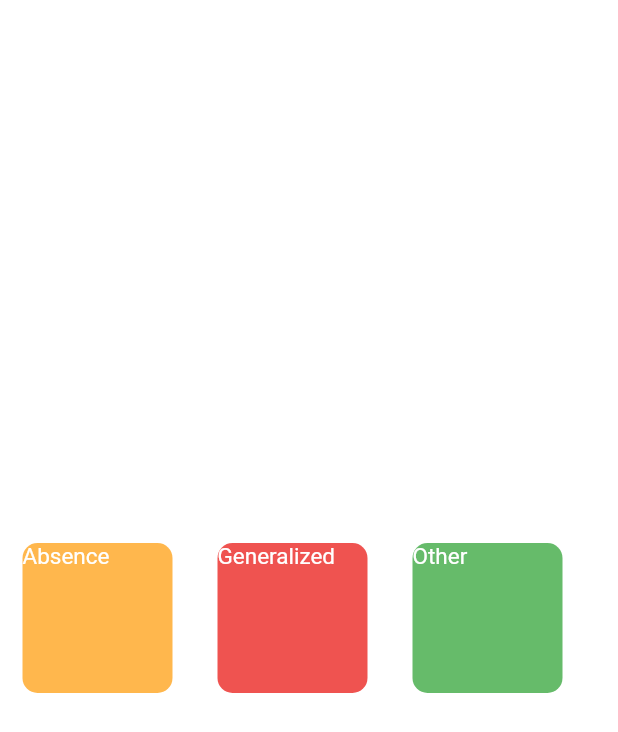
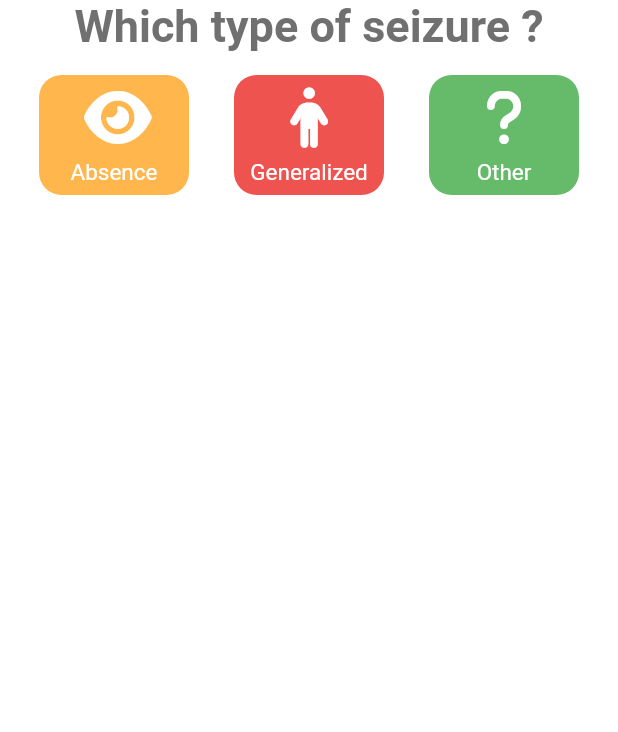
Before and after one commit to Miasaya/track_seizure, a Flutter app: the NewEntryPage screen opened directly, on a phone screen of 412 x 824 dp. Shown: the top 732 px of the screen. Run offline on Flutter 3.47's test engine with Material 2 defaults, Android fonts, the phone set to English and light mode, and no system bars; our stand-ins replace flutter_icons, flutter_svg; Roboto replaces fonts that are missing (April, Open).

Commit message:
Type selection added

```diff
--- a/lib/component/constants.dart
+++ b/lib/component/constants.dart
@@ -28,7 +28,7 @@ const TextStyle kNewEntryTextStyleInactive = TextStyle(
   );
 
 const TextStyle kNewEntryTextStyleActive = TextStyle(
-  fontSize: 18,
+  fontSize: 17,
   fontWeight: FontWeight.bold,
   fontFamily: 'April',
   color: Colors.white,
--- a/lib/screens/new_entry.dart
+++ b/lib/screens/new_entry.dart
@@ -1,12 +1,8 @@
 import 'package:flutter/material.dart';
 import 'package:track_seizure/component/constants.dart';
+import 'package:flutter_icons/flutter_icons.dart';
 
-
-enum Type {
-  absence,
-  tc,
-  other
-}
+enum Type { absence, tc, other }
 
 enum Feeling {
   pls,
@@ -32,16 +28,20 @@ class _NewEntryPageState extends State<NewEntryPage> {
         backgroundColor: Colors.white,
         body: Column(
           children: [
-            Expanded(
-                child: Row(
+            Text('Which type of seizure ?',style: trackHeaderStyle,),
+            Row(
+              mainAxisAlignment: MainAxisAlignment.center,
               children: [
                 EntryOption(
                   colour: Colors.orange[300],
                   text: 'Absence',
+                  icon: FontAwesome.eye,
                   onPress: () {
                     setState(() {
                       selectedType = Type.absence;
-                      });},
+                    });
+                    print(selectedType);
+                  },
                   textstyle: selectedType == Type.absence
                       ? kNewEntryTextStyleActive
                       : kNewEntryTextStyleInactive,
@@ -49,10 +49,13 @@ class _NewEntryPageState extends State<NewEntryPage> {
                 EntryOption(
                   colour: Colors.red[400],
                   text: 'Generalized',
+                  icon: FontAwesome.male,
                   onPress: () {
                     setState(() {
                       selectedType = Type.tc;
-                      });},
+                    });
+                    print(selectedType);
+                  },
                   textstyle: selectedType == Type.tc
                       ? kNewEntryTextStyleActive
                       : kNewEntryTextStyleInactive,
@@ -60,41 +63,64 @@ class _NewEntryPageState extends State<NewEntryPage> {
                 EntryOption(
                   colour: Colors.green[400],
                   text: 'Other',
+                  icon: FontAwesome.question,
                   onPress: () {
                     setState(() {
                       selectedType = Type.other;
-                      });},
+                    });
+                    print(selectedType);
+                  },
                   textstyle: selectedType == Type.other
                       ? kNewEntryTextStyleActive
                       : kNewEntryTextStyleInactive,
                 ),
               ],
-            ))
+            ),
+
           ],
-        ));
+        )
+      );
   }
 }
 
 class EntryOption extends StatelessWidget {
-  EntryOption({@required this.colour, this.text, this.onPress, this.textstyle});
+  EntryOption(
+      {@required this.colour,
+      this.text,
+      this.icon,
+      this.onPress,
+      this.textstyle});
 
   final Color colour;
   final String text;
   final Function onPress;
   final TextStyle textstyle;
+  final IconData icon;
 
   @override
   Widget build(BuildContext context) {
     return GestureDetector(
-      onTap: () {},
+      onTap: onPress,
       child: Container(
         width: 100.0,
-        height: 100.0,
-        child: Text(text, style : textstyle),
+        height: 80.0,
+        child: Column(
+          children: [
+            Padding(
+              padding: const EdgeInsets.all(8.0),
+              child: Icon(
+                icon,
+                color: Colors.white,
+                size: 40.0,
+              ),
+            ),
+            Text(text, style: textstyle),
+          ],
+        ),
         margin: EdgeInsets.all(15.0),
         decoration: BoxDecoration(
           color: colour,
-          borderRadius: BorderRadius.circular(10.0),
+          borderRadius: BorderRadius.circular(15.0),
         ),
       ),
     );
```
Lines whose indentation alone changed are shown as unchanged.
